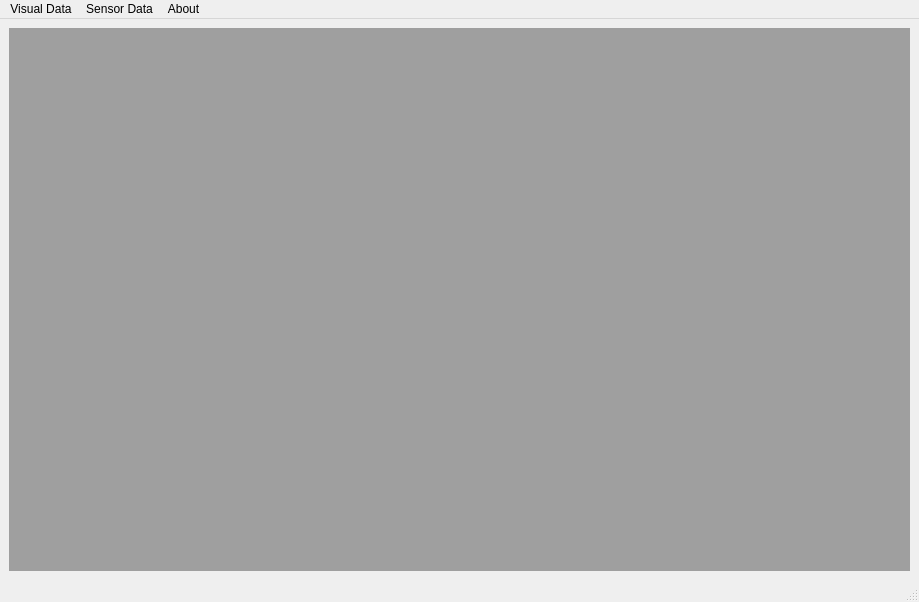
Before: the Qt Designer form src/gui/ui/vsdt_main_window.ui in acnazarejr/vsdt, drawn with Qt 5.
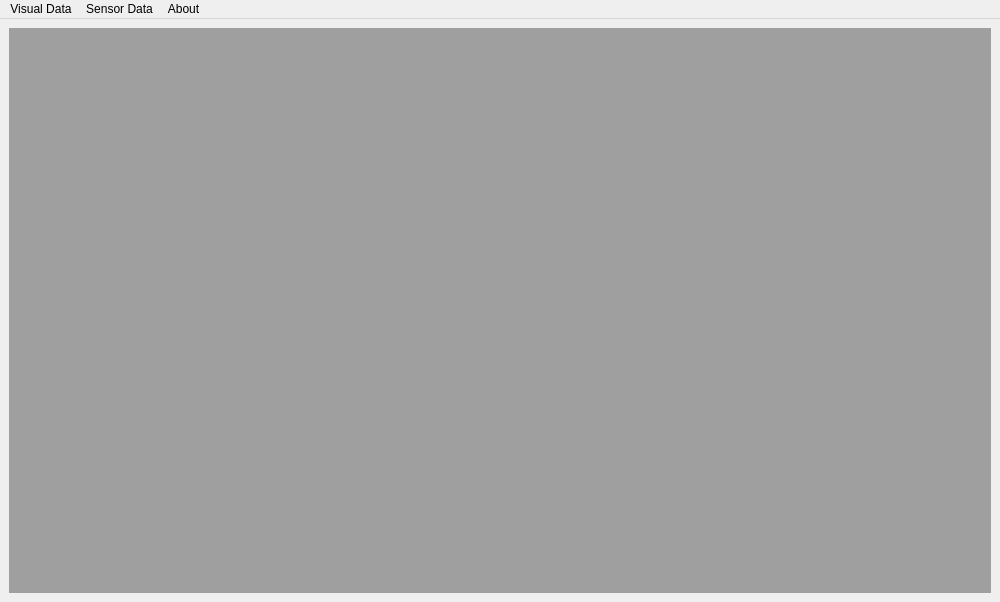
After: the same form once the commit is applied. Icons and pictures are not drawn.

What changed in the file:
```diff
--- a/src/gui/ui/vsdt_main_window.ui
+++ b/src/gui/ui/vsdt_main_window.ui
@@ -6,10 +6,16 @@
    <rect>
     <x>0</x>
     <y>0</y>
-    <width>919</width>
+    <width>1000</width>
     <height>602</height>
    </rect>
   </property>
+  <property name="minimumSize">
+   <size>
+    <width>1000</width>
+    <height>600</height>
+   </size>
+  </property>
   <property name="windowTitle">
    <string>VSDT - Visual Sensor Data Tools</string>
   </property>
@@ -37,13 +43,12 @@
     </item>
    </layout>
   </widget>
-  <widget class="QStatusBar" name="statusBar"/>
   <widget class="QMenuBar" name="menuBar">
    <property name="geometry">
     <rect>
      <x>0</x>
      <y>0</y>
-     <width>919</width>
+     <width>1000</width>
      <height>21</height>
     </rect>
    </property>
```
